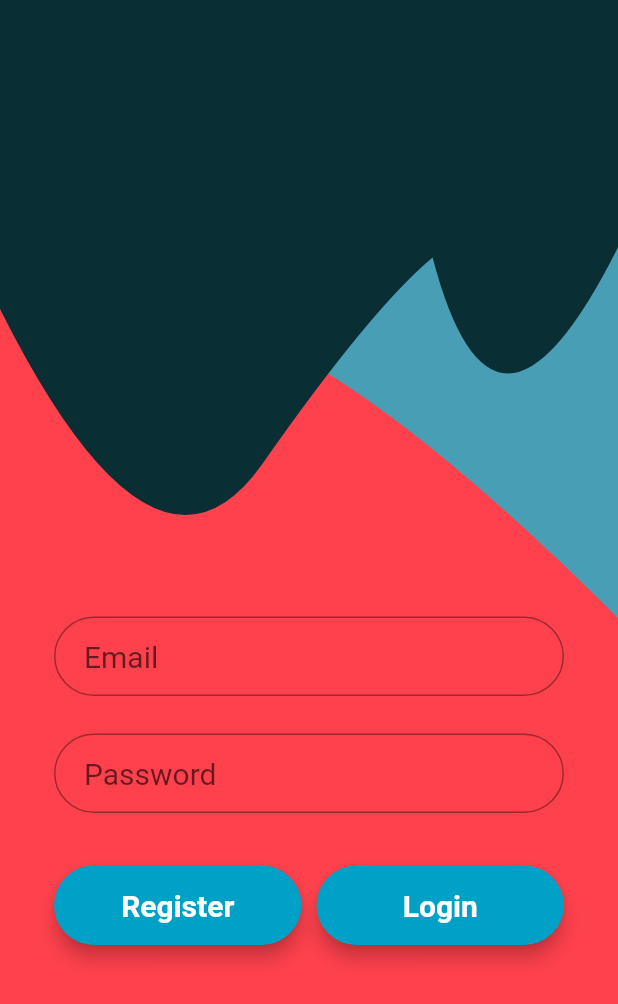
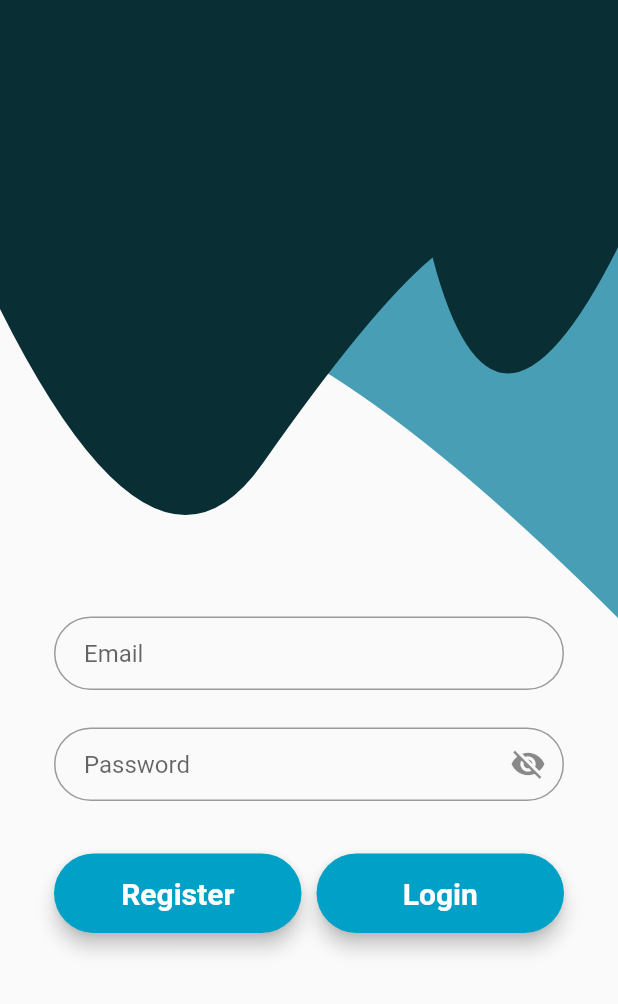
Before and after one commit to PROFESSORRQ/ARZI-PROGRESS, a Flutter app: the screen it shows after launch, after a tap on "Student", on a phone screen of 412 x 824 dp. Shown: the top 1004 px of the screen. Run offline on Flutter 3.47's test engine with Material 2 defaults, Android fonts, the phone set to English and light mode, and no system bars; our stand-ins replace animated_text_kit, firebase_auth, firebase_core, hexcolor, qr_flutter; missing offline and left inert: flutter_barcode_scanner; accounts and stored records are empty.

Commit message:
added show password icon and home page animation

```diff
--- a/Market-Online-Arzi_App/lib/consumer/userLogin.dart
+++ b/Market-Online-Arzi_App/lib/consumer/userLogin.dart
@@ -34,12 +34,12 @@ class _UserLoginState extends State<UserLogin> with SingleTickerProviderStateMix
 
   String _email,_password;
   final GlobalKey<FormState> _formKey = GlobalKey<FormState>();
-
+bool _showPassword=false;
   @override
   Widget build(BuildContext context) {
 
     return Scaffold(
-      backgroundColor: HexColor("#ff414d"),
+      //backgroundColor: HexColor("#ff414d"),
       body: Form(
         key: _formKey,
         child: Stack(
@@ -78,7 +78,7 @@ class _UserLoginState extends State<UserLogin> with SingleTickerProviderStateMix
                     SizedBox(height: 25.0),
                     TextFormField(
                       obscureText: false,
-                      style: style,
+                      style: TextStyle(color: Colors.black),
                       decoration: InputDecoration(
                           contentPadding: EdgeInsets.fromLTRB(20.0, 15.0, 20.0, 15.0),
                           hintText: "Email",
@@ -97,16 +97,24 @@ class _UserLoginState extends State<UserLogin> with SingleTickerProviderStateMix
                       onSaved: (input) => _email = input,
                     ),
                     SizedBox(height: 25.0),
-                    TextFormField(
-                      obscureText: true,
-                      style: style,
+                    TextFormField(style: TextStyle(color: Colors.black),
                     decoration: InputDecoration(
+                      suffixIcon: GestureDetector(
+                        onTap: (){
+                          setState(() {
+                            _showPassword=!_showPassword;
+                          });
+                        },
+                        child: Icon(
+                          _showPassword ? Icons.visibility : Icons.visibility_off,
+                          ),
+                        ),
                         contentPadding: EdgeInsets.fromLTRB(20.0, 15.0, 20.0, 15.0),
-                          fillColor: HexColor("#000000"),
                         hintText: "Password",
                         border:
                         OutlineInputBorder(borderRadius: BorderRadius.circular(32.0))
                     ),
+                    obscureText: !_showPassword,
                     validator: (input) {
                       if (input.length < 6) {
                         return 'your password need to be at least 6 characters';
--- a/Market-Online-Arzi_App/lib/main.dart
+++ b/Market-Online-Arzi_App/lib/main.dart
@@ -5,7 +5,9 @@ import 'package:flutter/widgets.dart';
 import 'consumer/userLogin.dart';
 import 'package:hexcolor/hexcolor.dart';
 import 'consumer/wardenlogin.dart';
+import 'package:animated_text_kit/animated_text_kit.dart';
 
+//import 'package:flutter_sequence_animation/flutter_sequence_animation.dart';
 void main() => runApp(
       MaterialApp(
         home: SafeArea(
@@ -42,9 +44,31 @@ class _MarketOnlineState extends State<MarketOnline> {
             radius: 60.0,
             backgroundImage: AssetImage('assests/images/thapar_logo2.png'),
           ),
-          // SizedBox(
-          //   height: 40.0,
-          // ),
+          SizedBox(
+             height: 20.0,
+          ),
+          SizedBox(
+  width: 250.0,
+  child: TypewriterAnimatedTextKit(
+    onTap: () {
+        print("Tap Event");
+      },
+      speed: Duration(milliseconds: 200),
+      pause: Duration(milliseconds:  200),
+      repeatForever: true,
+    text: [
+      "Welcome To The ",
+      "ARZI Portal",
+    ],
+    textStyle: TextStyle(
+        fontSize: 30.0,
+        fontFamily: "Agne",
+        fontWeight: FontWeight.bold
+    ),
+    textAlign: TextAlign.center,
+    alignment: AlignmentDirectional.topStart // or Alignment.topLeft
+  ),
+),
           Row(
             mainAxisAlignment: MainAxisAlignment.center,
 
--- a/Market-Online-Arzi_App/pubspec.yaml
+++ b/Market-Online-Arzi_App/pubspec.yaml
@@ -31,7 +31,7 @@ dependencies:
   transparent_image: ^1.0.0
   hexcolor: ^1.0.6
   qr_flutter: ^3.1.0
-
+  animated_text_kit: ^2.5.4
 
   # The following adds the Cupertino Icons font to your application.
   # Use with the CupertinoIcons class for iOS style icons.
```
Also changed, not shown: Market-Online-Arzi_App/lib/consumer/userSignup.dart (+46 -8 lines), 1 other file. Lines whose indentation alone changed are shown as unchanged.
